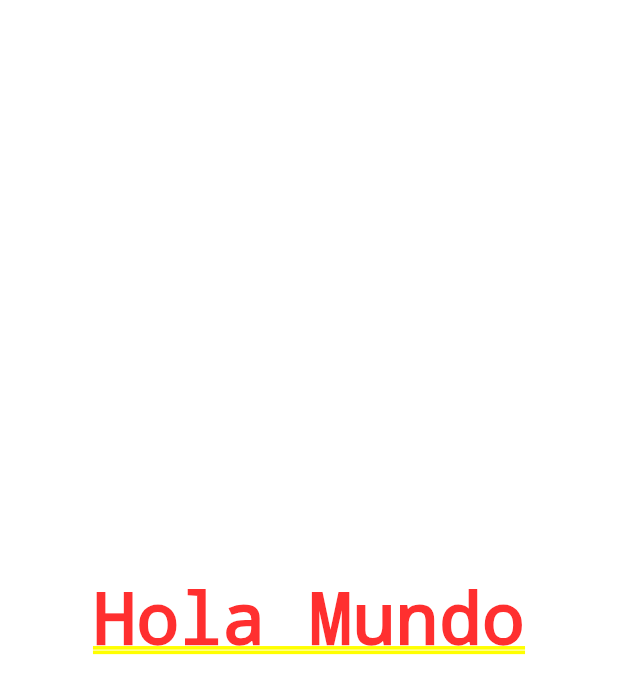
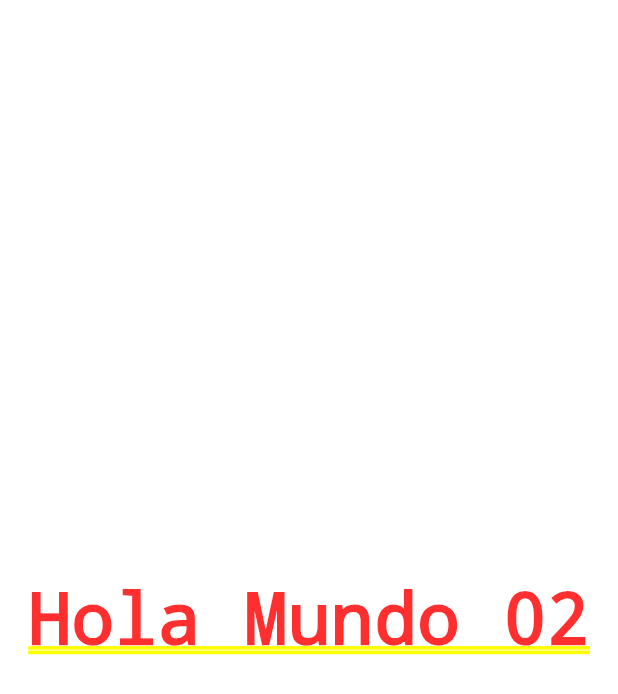
Before and after one commit to lbvp10/aprendiendo-flutter, a Flutter app: the screen it shows after launch, on a phone screen of 412 x 824 dp. Shown: the top 694 px of the screen. Run offline on Flutter 3.47's test engine with Material 2 defaults, Android fonts, the phone set to English and light mode, and no system bars.

Commit message:
separacion de logica

```diff
--- a/lib/main.dart
+++ b/lib/main.dart
@@ -1,16 +1,4 @@
 import 'package:flutter/material.dart';
+import 'package:hola_mundo/src/app.dart';
 
 void main() => runApp(MyApp());
-
-class MyApp extends StatelessWidget {
-  @override
-  Widget build(BuildContext context) {
-    return MaterialApp(
-        home: Center(
-      child: Text(
-        "Hola Mundo",
-        textAlign: TextAlign.center,
-      ),
-    ));
-  }
-}
--- /dev/null
+++ b/lib/src/app.dart
@@ -0,0 +1,8 @@
+import 'package:flutter/material.dart';
+
+class MyApp extends StatelessWidget {
+  @override
+  Widget build(BuildContext context) {
+    return MaterialApp(home: Center(child: Text("Hola Mundo 02")));
+  }
+}
```
